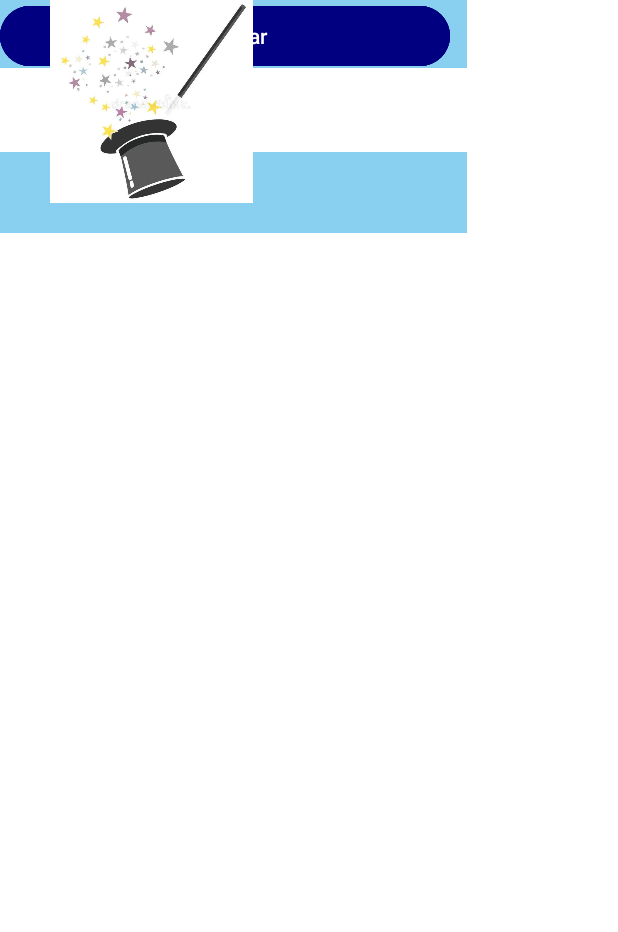
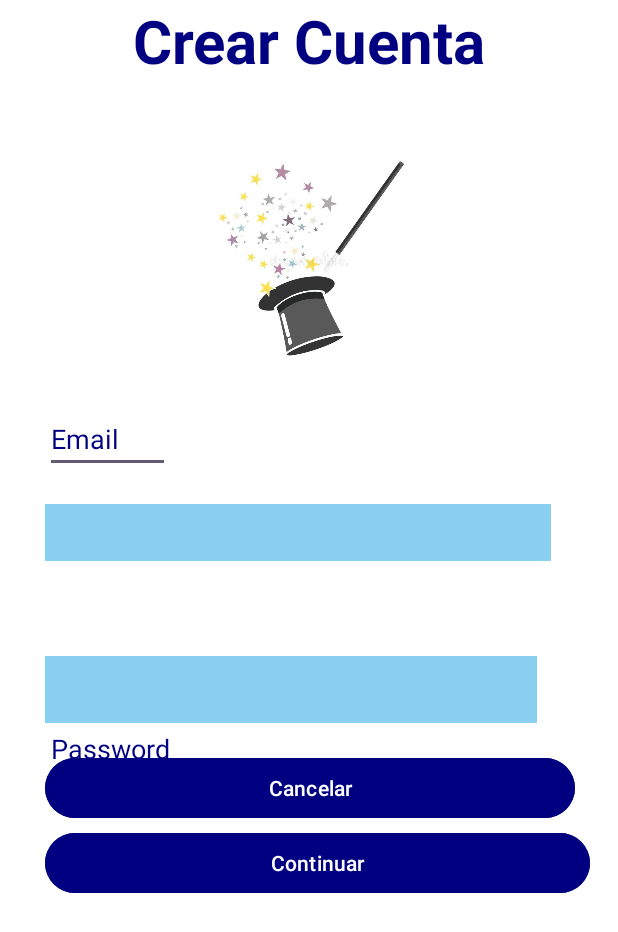
Before and after one commit to Andrezuu/GeneradorLetrasMagicas, an Android app: the screen it shows after launch (SignUpActivity), on a phone screen of 412 x 824 dp. Shown: the top 932 px of the screen. Run offline under Robolectric (Android 15) with nearby library versions, the phone set to English and light mode, and no system bars; our stand-ins replace Firebase (no records; nobody signed in at launch, a user with empty details on screens opened directly).

Commit message:
constrain

```diff
--- a/app/src/main/res/layout/login.xml
+++ b/app/src/main/res/layout/login.xml
@@ -21,7 +21,8 @@ android:background="@color/white"
         android:textSize="40dp"
         android:textStyle="bold"
         app:layout_constraintStart_toStartOf="@+id/imageView"
-    app:layout_constraintTop_toBottomOf="@+id/imageView" />
+        app:layout_constraintTop_toBottomOf="@+id/imageView"
+        />
 
     <EditText
         android:id="@+id/password"
--- a/app/src/main/res/layout/signup.xml
+++ b/app/src/main/res/layout/signup.xml
@@ -1,108 +1,123 @@
 <?xml version="1.0" encoding="utf-8"?>
-
-<androidx.constraintlayout.widget.ConstraintLayout
+<RelativeLayout
     xmlns:android="http://schemas.android.com/apk/res/android"
     xmlns:app="http://schemas.android.com/apk/res-auto"
     xmlns:tools="http://schemas.android.com/tools"
     android:layout_width="match_parent"
     android:layout_height="match_parent"
     android:background="@color/white"
-    tools:ignore="ExtraText"
-    tools:context=".SignUpActivity">
+    tools:context=".SignUpActivity"
+    tools:ignore="ExtraText">
 
 
     <TextView
         android:id="@+id/CrearCuenta"
-        android:layout_width="244dp"
-        android:layout_height="41dp"
+        android:layout_width="285dp"
+        android:layout_height="54dp"
         android:text="Crear Cuenta"
         android:textAlignment="center"
         android:textColor="@color/blue"
         android:textSize="40dp"
         android:textStyle="bold"
         tools:layout_editor_absoluteX="72dp"
-        tools:layout_editor_absoluteY="175dp" />
+        tools:layout_editor_absoluteY="175dp"
+        android:layout_centerHorizontal="true"/>
+
 
     <EditText
         android:id="@+id/editTextText"
         android:layout_width="83dp"
         android:layout_height="39dp"
+        android:layout_alignBottom="@id/imageView"
+        android:layout_marginLeft="30dp"
+        android:layout_marginBottom="-75dp"
         android:ems="10"
         android:inputType="text"
         android:text="Email"
         android:textColor="@color/blue"
+        tools:ignore="MissingConstraints"
         tools:layout_editor_absoluteX="49dp"
-        tools:layout_editor_absoluteY="234dp"
-        tools:ignore="MissingConstraints"/>
+        tools:layout_editor_absoluteY="234dp" />
 
     <EditText
         android:id="@+id/email"
-        android:layout_width="311dp"
-        android:layout_height="45dp"
-
+        android:layout_width="337dp"
+        android:layout_height="38dp"
+        android:layout_alignBottom="@id/imageView"
+        android:layout_marginLeft="30dp"
+        android:layout_marginBottom="-134dp"
         android:background="@color/babyblue"
-        tools:layout_editor_absoluteX="49dp"
-        tools:layout_editor_absoluteY="285dp"
-        tools:ignore="MissingConstraints"/>
+        tools:layout_editor_absoluteX="89dp"
+        tools:layout_editor_absoluteY="285dp" />
 
     <EditText
         android:id="@+id/editTextText2"
         android:layout_width="98dp"
         android:layout_height="42dp"
+        android:layout_alignParentBottom="true"
+        android:layout_marginBottom="302dp"
         android:ems="10"
         android:inputType="text"
         android:text="Password"
         android:textColor="@color/blue"
         tools:layout_editor_absoluteX="49dp"
         tools:layout_editor_absoluteY="344dp"
-        tools:ignore="MissingConstraints" />
-
+        android:layout_marginLeft="30dp"/>
 
     <EditText
         android:id="@+id/password"
-        android:layout_width="311dp"
-        android:layout_height="54dp"
-        android:layout_marginTop="56dp"
+
+        android:layout_width="328dp"
+        android:layout_height="wrap_content"
+        android:layout_alignBottom="@id/buttonContinuar"
+        android:layout_marginBottom="117dp"
         android:background="@color/babyblue"
         android:padding="10dp"
-        app:layout_constraintEnd_toEndOf="@+id/email"
-        app:layout_constraintHorizontal_bias="1.0"
-        app:layout_constraintStart_toStartOf="@+id/email"
-        app:layout_constraintTop_toBottomOf="@+id/email" />
+        tools:layout_editor_absoluteX="49dp"
+        tools:layout_editor_absoluteY="386dp"
+        android:layout_marginLeft="30dp"
+        />
 
     <Button
         android:id="@+id/buttonContinuar"
-        android:layout_width="300dp"
+        android:layout_width="363dp"
         android:layout_height="wrap_content"
+        android:layout_alignBottom="@id/imageView"
+        android:layout_marginBottom="-359dp"
         android:backgroundTint="@color/blue"
         android:gravity="center"
         android:text="Continuar"
         tools:layout_editor_absoluteX="55dp"
         tools:layout_editor_absoluteY="486dp"
-         />
+        android:layout_marginLeft="30dp"/>
 
     <Button
         android:id="@+id/buttonCancelar"
-        android:layout_width="300dp"
+        android:layout_width="353dp"
         android:layout_height="wrap_content"
-        android:layout_centerHorizontal="true"
+
+        android:layout_alignBottom="@id/buttonContinuar"
+        android:layout_marginLeft="30dp"
+        android:layout_marginBottom="50dp"
         android:backgroundTint="@color/blue"
         android:gravity="center"
         android:text="Cancelar"
-        tools:layout_editor_absoluteX="55dp"
-        tools:layout_editor_absoluteY="550dp"
-        tools:ignore="MissingConstraints" />
-
+        tools:layout_editor_absoluteX="60dp"
+        tools:layout_editor_absoluteY="150dp" />
 
     <ImageView
         android:id="@+id/imageView"
+
         android:layout_width="201dp"
         android:layout_height="135dp"
+        android:layout_alignBottom="@id/CrearCuenta"
+        android:layout_centerHorizontal="true"
+        android:layout_marginBottom="-186dp"
         android:gravity="center"
         app:srcCompat="@drawable/magic"
+        tools:ignore="MissingConstraints"
         tools:layout_editor_absoluteX="105dp"
-        tools:layout_editor_absoluteY="20dp"
-        tools:ignore="MissingConstraints"/>
+        tools:layout_editor_absoluteY="20dp" />
 
 
-</androidx.constraintlayout.widget.ConstraintLayout>
+</RelativeLayout>
```
Lines whose indentation alone changed are shown as unchanged.
